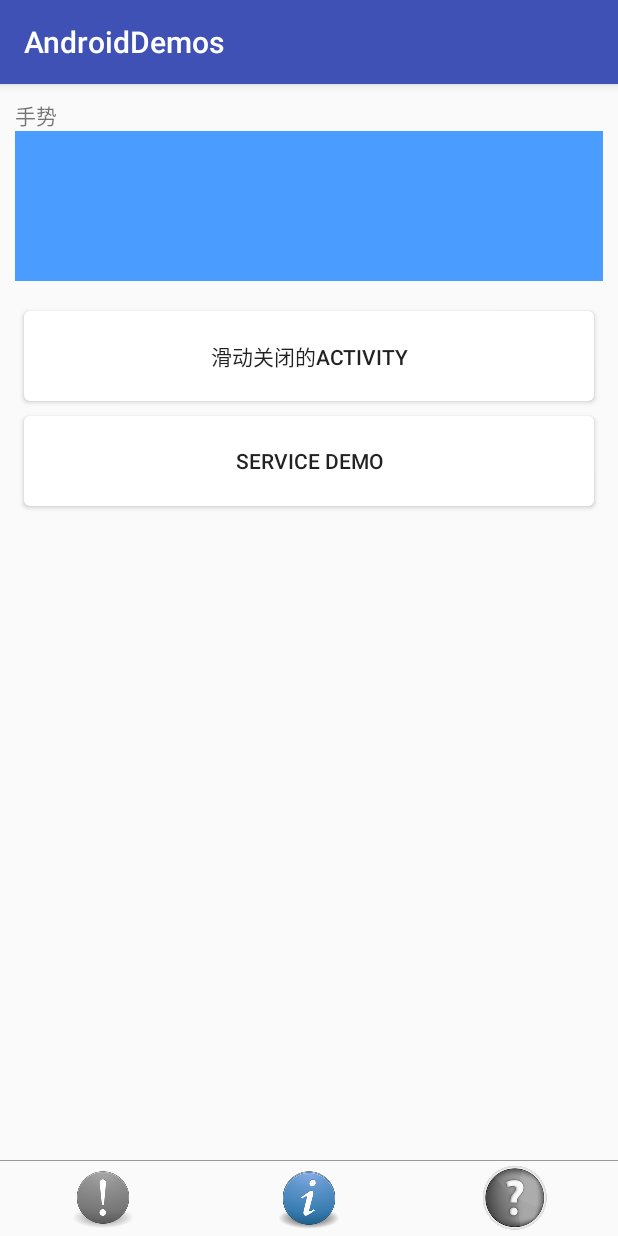
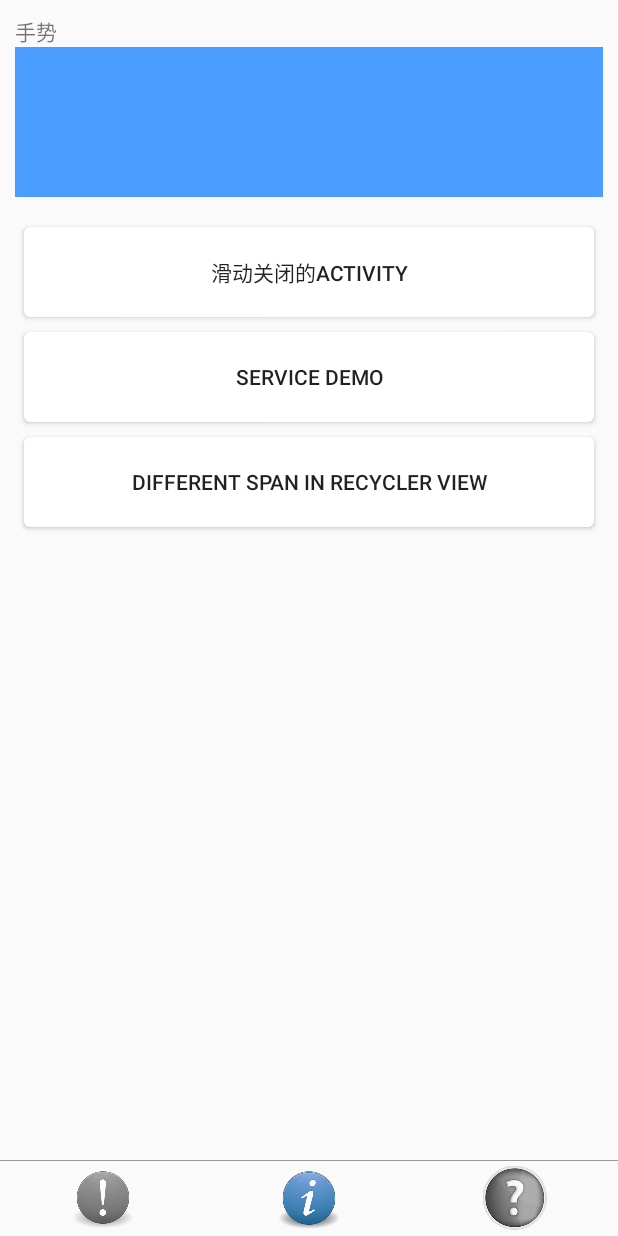
Before and after one commit to VictorChow/AndroidDemos, an Android app: the screen it shows after launch (MainActivity), after a tap on an icon or button, on a phone screen of 412 x 824 dp. Run offline under Robolectric (Android 15) with nearby library versions, the phone set to English and light mode, and no system bars; our stand-ins replace ButterKnife; 1 statement that could not run was skipped; 1 other tap on this screen came first.

Commit message:
添加Span不同的RecyclerView

```diff
--- a/app/build.gradle
+++ b/app/build.gradle
@@ -30,4 +30,5 @@ dependencies {
     compile 'com.android.support:appcompat-v7:23.1.1'
     compile 'com.android.support:support-v4:23.1.1'
     compile 'com.jakewharton:butterknife:7.0.1'
+    compile 'com.android.support:recyclerview-v7:23.1.1'
 }
--- a/app/src/main/AndroidManifest.xml
+++ b/app/src/main/AndroidManifest.xml
@@ -23,8 +23,10 @@
 
         <service
             android:name="demos.service.CountService"
-            android:enabled="true"
-            android:exported="true"></service>
+            android:enabled="true" />
+        <!--enabled这个属性用于指示该服务是否能够被实例化,默认为true-->
+
+        <activity android:name="demos.activity.RecyclerViewActivity"/>
     </application>
 
 </manifest>
--- a/app/src/main/java/demos/activity/MainActivity.java
+++ b/app/src/main/java/demos/activity/MainActivity.java
@@ -2,8 +2,8 @@ package demos.activity;
 
 import android.graphics.drawable.Drawable;
 import android.os.Bundle;
+import android.support.v4.app.FragmentActivity;
 import android.support.v4.view.ViewPager;
-import android.support.v7.app.AppCompatActivity;
 import android.view.View;
 import android.widget.ImageView;
 import android.widget.LinearLayout;
@@ -19,7 +19,7 @@ import demos.adapter.VpMainAdapter;
 import demos.util.ShowToast;
 import demos.view.FriendlyViewPager;
 
-public class MainActivity extends AppCompatActivity implements ViewPager.OnPageChangeListener {
+public class MainActivity extends FragmentActivity implements ViewPager.OnPageChangeListener {
 
     @Bind(R.id.view_pager_main)
     FriendlyViewPager viewPagerMain;
--- a/app/src/main/java/demos/activity/ServiceActivity.java
+++ b/app/src/main/java/demos/activity/ServiceActivity.java
@@ -74,6 +74,7 @@ public class ServiceActivity extends AppCompatActivity {
         super.onCreate(savedInstanceState);
         setContentView(R.layout.activity_service);
         intent = new Intent(getApplicationContext(), CountService.class);
+        getSupportActionBar().setTitle("Service Demo");
         ButterKnife.bind(this);
     }
 }
--- a/app/src/main/java/demos/fragment/SecondFragment.java
+++ b/app/src/main/java/demos/fragment/SecondFragment.java
@@ -12,13 +12,14 @@ import com.victor.androiddemos.R;
 
 import butterknife.ButterKnife;
 import butterknife.OnClick;
+import demos.activity.RecyclerViewActivity;
 import demos.activity.ServiceActivity;
 import demos.activity.SlideToCloseActivity;
 
 
 public class SecondFragment extends Fragment {
 
-    @OnClick({R.id.btn_slide_close, R.id.btn_service})
+    @OnClick({R.id.btn_slide_close, R.id.btn_service, R.id.btn_recycler_view})
     void onItemClick(View v) {
         switch (v.getId()) {
             case R.id.btn_slide_close:
@@ -26,6 +27,9 @@ public class SecondFragment extends Fragment {
                 break;
             case R.id.btn_service:
                 startActivity(new Intent(getActivity(), ServiceActivity.class));
+                break;
+            case R.id.btn_recycler_view:
+                startActivity(new Intent(getActivity(), RecyclerViewActivity.class));
                 break;
 
         }
--- a/app/src/main/java/demos/util/PrintLog.java
+++ b/app/src/main/java/demos/util/PrintLog.java
@@ -3,9 +3,6 @@ package demos.util;
 import android.text.TextUtils;
 import android.util.Log;
 
-/**
- * Created by fionera on 15-12-6.
- */
 public class PrintLog {
 
     public static String customTagPrefix = "h_log";
--- a/app/src/main/java/demos/view/AudioRecView.java
+++ b/app/src/main/java/demos/view/AudioRecView.java
@@ -27,8 +27,8 @@ public class AudioRecView extends View {
     }
 
     @Override
-    protected void onSizeChanged(int w, int h, int oldw, int oldh) {
-        super.onSizeChanged(w, h, oldw, oldh);
+    protected void onSizeChanged(int w, int h, int oldW, int oldH) {
+        super.onSizeChanged(w, h, oldW, oldH);
         mWidth = getWidth();
         mRectHeight = getHeight();
         mRectWidth = (int) (mWidth * 0.6 / mRectCount);
--- a/app/src/main/java/demos/view/CircleRulerView.java
+++ b/app/src/main/java/demos/view/CircleRulerView.java
@@ -117,8 +117,8 @@ public class CircleRulerView extends ImageView {
     }
 
     @Override
-    protected void onSizeChanged(int w, int h, int oldw, int oldh) {
-        super.onSizeChanged(w, h, oldw, oldh);
+    protected void onSizeChanged(int w, int h, int oldW, int oldH) {
+        super.onSizeChanged(w, h, oldW, oldH);
         if (wheelHeight == 0 || wheelWidth == 0) {
             wheelHeight = h;
             wheelWidth = w;
--- a/app/src/main/java/demos/view/CircleTextImageView.java
+++ b/app/src/main/java/demos/view/CircleTextImageView.java
@@ -154,8 +154,8 @@ public class CircleTextImageView extends ImageView {
     }
 
     @Override
-    protected void onSizeChanged(int w, int h, int oldw, int oldh) {
-        super.onSizeChanged(w, h, oldw, oldh);
+    protected void onSizeChanged(int w, int h, int oldW, int oldH) {
+        super.onSizeChanged(w, h, oldW, oldH);
         setup();
     }
 
--- /dev/null
+++ b/app/src/main/res/layout/activity_recycler_view.xml
@@ -0,0 +1,5 @@
+<?xml version="1.0" encoding="utf-8"?>
+<android.support.v7.widget.RecyclerView xmlns:android="http://schemas.android.com/apk/res/android"
+    android:id="@+id/recycle_view"
+    android:layout_width="match_parent"
+    android:layout_height="match_parent" />
--- a/app/src/main/res/layout/fragment_second.xml
+++ b/app/src/main/res/layout/fragment_second.xml
@@ -2,7 +2,6 @@
     android:layout_width="match_parent"
     android:layout_height="match_parent"
     android:orientation="vertical">
-
 
     <TextView
         android:layout_width="wrap_content"
@@ -38,4 +37,14 @@
         android:background="@drawable/bg_ripple"
         android:text="Service Demo" />
 
+    <Button
+        android:id="@+id/btn_recycler_view"
+        android:layout_width="match_parent"
+        android:layout_height="60dp"
+        android:layout_marginLeft="16dp"
+        android:layout_marginRight="16dp"
+        android:layout_marginTop="10dp"
+        android:background="@drawable/bg_ripple"
+        android:text="Different Span In Recycler View" />
+
 </LinearLayout>
```
Also changed, not shown: app/src/main/java/demos/activity/RecyclerViewActivity.java (added, +127 -0 lines), app/src/main/res/layout/rv_item_1.xml (added, +15 -0 lines), app/src/main/res/layout/rv_item_2.xml (added, +15 -0 lines), app/src/main/res/layout/rv_item_3.xml (added, +15 -0 lines).
